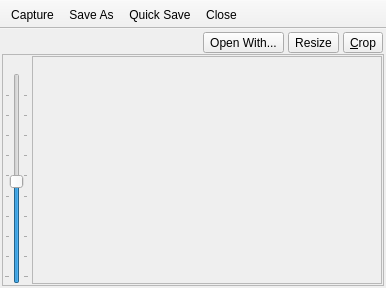
Above: src-qt5/desktop-utils/lumina-screenshot/MainUI.ui from lumina-desktop/lumina before the change. Below: the same form after it.
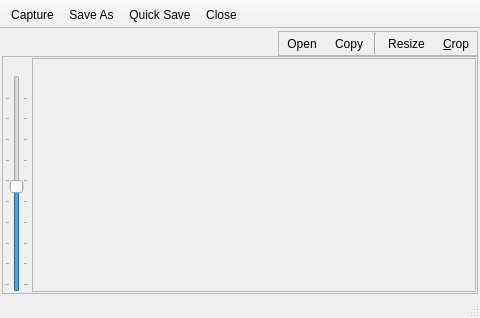
That is the form after the change.

Commit message: Clean up a bit more of the lumina-screenshot interface, and add a button to copy the current image to the clipboard (tied in to the ctrl-C shortcut as well)

Diff of the .ui file:
```diff
--- a/src-qt5/desktop-utils/lumina-screenshot/MainUI.ui
+++ b/src-qt5/desktop-utils/lumina-screenshot/MainUI.ui
@@ -6,8 +6,8 @@
    <rect>
     <x>0</x>
     <y>0</y>
-    <width>386</width>
-    <height>288</height>
+    <width>480</width>
+    <height>318</height>
    </rect>
   </property>
   <property name="sizePolicy">
@@ -54,7 +54,7 @@
       <item>
        <widget class="QFrame" name="frame_modify">
         <property name="frameShape">
-         <enum>QFrame::NoFrame</enum>
+         <enum>QFrame::StyledPanel</enum>
         </property>
         <property name="frameShadow">
          <enum>QFrame::Raised</enum>
@@ -84,10 +84,39 @@
             </sizepolicy>
            </property>
            <property name="text">
-            <string>Open With...</string>
+            <string>Open</string>
            </property>
            <property name="toolButtonStyle">
             <enum>Qt::ToolButtonTextBesideIcon</enum>
+           </property>
+           <property name="autoRaise">
+            <bool>true</bool>
+           </property>
+          </widget>
+         </item>
+         <item>
+          <widget class="QToolButton" name="tool_copy_to_clipboard">
+           <property name="statusTip">
+            <string>Copy screenshot to clipboard</string>
+           </property>
+           <property name="text">
+            <string>Copy</string>
+           </property>
+           <property name="shortcut">
+            <string>Ctrl+C</string>
+           </property>
+           <property name="toolButtonStyle">
+            <enum>Qt::ToolButtonTextBesideIcon</enum>
+           </property>
+           <property name="autoRaise">
+            <bool>true</bool>
+           </property>
+          </widget>
+         </item>
+         <item>
+          <widget class="Line" name="line">
+           <property name="orientation">
+            <enum>Qt::Vertical</enum>
            </property>
           </widget>
          </item>
@@ -105,6 +134,9 @@
            <property name="toolButtonStyle">
             <enum>Qt::ToolButtonTextBesideIcon</enum>
            </property>
+           <property name="autoRaise">
+            <bool>true</bool>
+           </property>
           </widget>
          </item>
          <item>
@@ -121,6 +153,9 @@
            <property name="toolButtonStyle">
             <enum>Qt::ToolButtonTextBesideIcon</enum>
            </property>
+           <property name="autoRaise">
+            <bool>true</bool>
+           </property>
           </widget>
          </item>
         </layout>
@@ -210,8 +245,8 @@
               <rect>
                <x>0</x>
                <y>0</y>
-               <width>344</width>
-               <height>216</height>
+               <width>439</width>
+               <height>230</height>
               </rect>
              </property>
             </widget>
@@ -466,6 +501,7 @@
    <addaction name="actionQuick_Save"/>
    <addaction name="actionClose"/>
   </widget>
+  <widget class="QStatusBar" name="statusBar"/>
   <action name="actionTake_Screenshot">
    <property name="text">
     <string>Capture</string>
```
Left out of the diff: 9 changed lines with no effect on the pictures. The commit also changes 2 other files.
